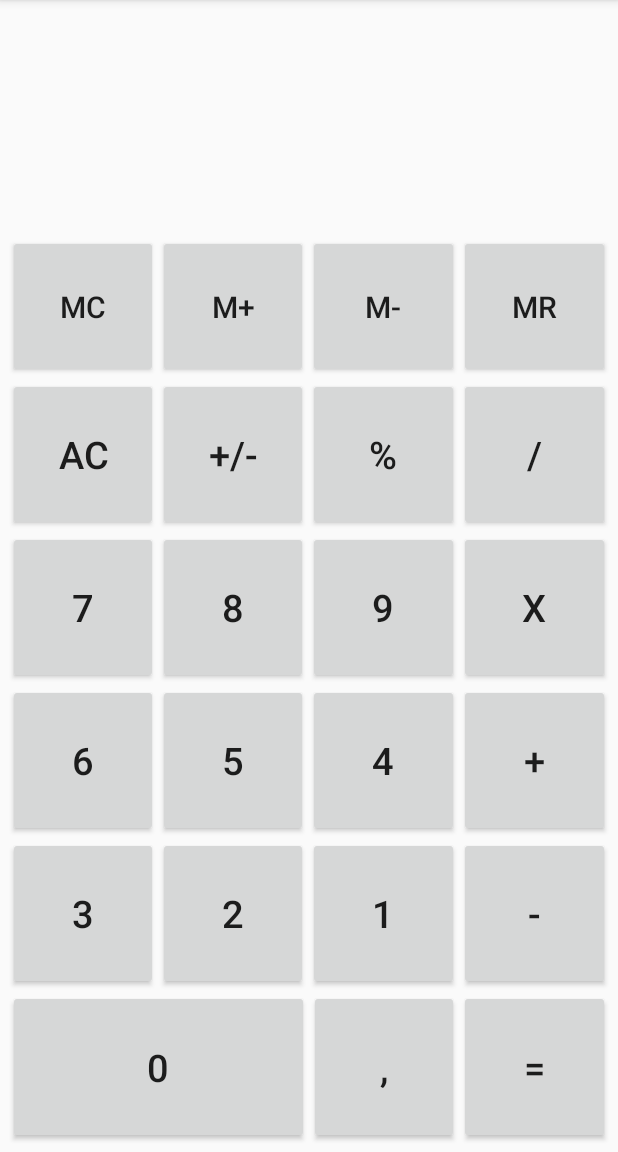
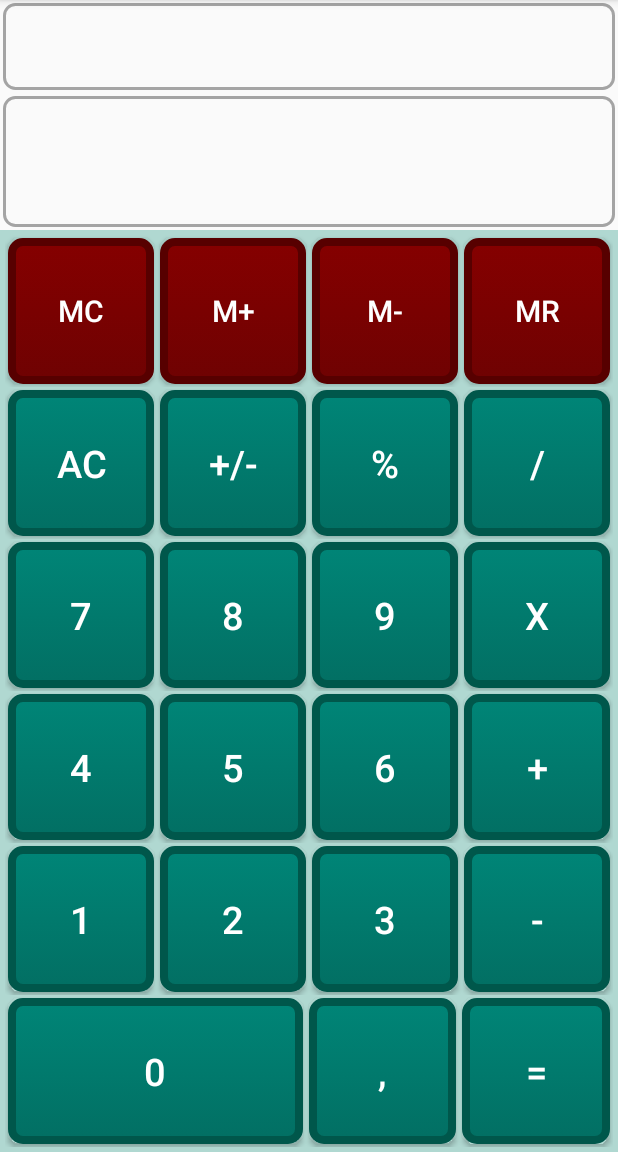
Before and after one commit to gabrielrevilla/proyecto_calculadora, an Android app: the screen it shows after launch (MainActivity), on a phone screen of 412 x 824 dp, the part 84-1236 px from its top. Run offline under Robolectric (Android 15) with nearby library versions, the phone set to English and light mode, and no system bars.

Commit message:
Cambios interfáz - GABI

```diff
--- a/app/src/main/java/com/azhex/calcuadora/MainActivity.java
+++ b/app/src/main/java/com/azhex/calcuadora/MainActivity.java
@@ -73,7 +73,7 @@ public class MainActivity extends AppCompatActivity {
     public void escribirNumero(View view) {
         switch (view.getId()){
             case R.id.button_cero:
-                if (!numeroIntroducido_caja.getText().toString().matches("")){
+                if (!numeroIntroducido_caja.getText().toString().equals("")){
                     numeroIntroducido_caja.append("0");
                 }
                 break;
--- /dev/null
+++ b/app/src/main/res/drawable/bg_botones.xml
@@ -0,0 +1,8 @@
+<?xml version="1.0" encoding="utf-8"?>
+<selector xmlns:android="http://schemas.android.com/apk/res/android">
+    <item>
+        <shape android:shape="rectangle">
+            <solid android:color="@color/bg_botones"/>
+        </shape>
+    </item>
+</selector>
--- /dev/null
+++ b/app/src/main/res/drawable/botones_calculadora_memoria_style.xml
@@ -0,0 +1,21 @@
+<?xml version="1.0" encoding="utf-8"?>
+<selector xmlns:android="http://schemas.android.com/apk/res/android">
+    <item android:state_enabled="true">
+        <shape android:shape="rectangle">
+            <corners android:radius="7dp"/>
+            <solid android:color="@color/btnCalcMemoria"/>
+            <stroke android:color="@color/btnCalcMemoriaBorder" android:width="5dp"/>
+            <gradient android:angle="270" android:startColor="@color/btnCalcMemoria" android:endColor="@color/btnCalcMemoriaEnd"/>
+        </shape>
+    </item>
+
+    <item android:state_hovered="true" >
+        <shape android:shape="rectangle">
+            <corners android:radius="7dp"/>
+            <solid android:color="@color/btnHoveredCalcMemoria"/>
+            <stroke android:color="@color/btnHoveredCalcMemoriaBorder" android:width="5dp"/>
+            <gradient android:angle="270" android:startColor="@color/btnHoveredCalcMemoria" android:endColor="@color/btnHoveredCalcMemoriaEnd"/>
+        </shape>
+    </item>
+
+</selector>
--- a/app/src/main/res/drawable/botones_calculadora_style.xml
+++ b/app/src/main/res/drawable/botones_calculadora_style.xml
@@ -1,11 +1,21 @@
 <?xml version="1.0" encoding="utf-8"?>
 <selector xmlns:android="http://schemas.android.com/apk/res/android">
-    <item>
+    <item android:state_enabled="true">
         <shape android:shape="rectangle">
-            <corners android:radius="7dp"></corners>
-            <solid android:color="@color/colorPrimary"></solid>
-            <stroke android:color="@color/colorPrimaryDark" android:width="5dp"></stroke>
-            <gradient android:angle="270" android:startColor="@color/colorPrimary" android:endColor="@color/colorPrimaryDark"></gradient>
+            <corners android:radius="7dp"/>
+            <solid android:color="@color/btnCalc"/>
+            <stroke android:color="@color/btnCalcBorder" android:width="5dp"/>
+            <gradient android:angle="270" android:startColor="@color/btnCalc" android:endColor="@color/btnCalcEnd"/>
         </shape>
     </item>
+
+    <item android:state_hovered="true" >
+        <shape android:shape="rectangle">
+            <corners android:radius="7dp"/>
+            <solid android:color="@color/btnHoveredCalc"/>
+            <stroke android:color="@color/btnHoveredCalcBorder" android:width="5dp"/>
+            <gradient android:angle="270" android:startColor="@color/btnHoveredCalc" android:endColor="@color/btnHoveredCalcEnd"/>
+        </shape>
+    </item>
+
 </selector>
--- /dev/null
+++ b/app/src/main/res/drawable/in_display_numeros.xml
@@ -0,0 +1,9 @@
+<?xml version="1.0" encoding="utf-8"?>
+<selector xmlns:android="http://schemas.android.com/apk/res/android">
+    <item>
+        <shape android:shape="rectangle">
+            <stroke android:width="2dp" android:color="@color/greyBackground"/>
+            <corners android:radius="7dp"/>
+        </shape>
+    </item>
+</selector>
--- a/app/src/main/res/layout/activity_main.xml
+++ b/app/src/main/res/layout/activity_main.xml
@@ -5,7 +5,7 @@
     android:layout_width="match_parent"
     android:layout_height="match_parent"
     android:orientation="vertical"
-    android:padding="5dp"
+    android:padding="0dp"
     android:weightSum="100"
     tools:context=".MainActivity">
 
@@ -22,6 +22,7 @@
             android:layout_height="0dp"
             android:layout_weight="40"
             android:textAlignment="textEnd"
+            style="@style/inDispNumeros"
             android:maxLines="1"
             android:textSize="25dp" />
 
@@ -29,7 +30,8 @@
             android:layout_width="match_parent"
             android:layout_weight="60"
             android:layout_height="0dp"
-            android:orientation="horizontal">
+            android:orientation="horizontal"
+            style="@style/inDispNumeros">
             <TextView
                 android:id="@+id/simboloMemodia"
                 android:layout_width="0dp"
@@ -56,7 +58,8 @@
         android:layout_width="match_parent"
         android:layout_height="0dp"
         android:layout_weight="80"
-        android:collapseColumns="true">
+        android:collapseColumns="true"
+        style="@style/bgBotonesCalc">
 
         <TableRow
             android:layout_width="match_parent"
@@ -64,31 +67,31 @@
             android:layout_weight="1">
 
             <Button
-                android:onClick="borrarMemoria"
                 android:id="@+id/btnCalcMc"
                 style="@style/calcBtnMemoria"
                 android:layout_weight="1"
+                android:onClick="borrarMemoria"
                 android:text="MC" />
 
             <Button
-                android:onClick="sumarMemoria"
                 android:id="@+id/btnCalcMplus"
                 style="@style/calcBtnMemoria"
                 android:layout_weight="1"
+                android:onClick="sumarMemoria"
                 android:text="M+" />
 
             <Button
-                android:onClick="restarMemoria"
                 android:id="@+id/btnCalcMminus"
                 style="@style/calcBtnMemoria"
                 android:layout_weight="1"
+                android:onClick="restarMemoria"
                 android:text="M-" />
 
             <Button
                 android:id="@+id/btnCalcMr"
-                android:onClick="llamarMemoria"
                 style="@style/calcBtnMemoria"
                 android:layout_weight="1"
+                android:onClick="llamarMemoria"
                 android:text="MR" />
         </TableRow>
 
@@ -99,30 +102,30 @@
 
             <Button
                 android:id="@+id/btnCalcAc"
-                android:onClick="borrarCalculadora"
                 style="@style/calcBtn"
                 android:layout_weight="1"
+                android:onClick="borrarCalculadora"
                 android:text="AC" />
 
             <Button
                 android:id="@+id/btnCalcPlusMinus"
-                android:onClick="cambiarSigno"
                 style="@style/calcBtn"
                 android:layout_weight="1"
+                android:onClick="cambiarSigno"
                 android:text="+/-" />
 
             <Button
                 android:id="@+id/btnCalcPercent"
-                android:onClick="calcularPorcentaje"
                 style="@style/calcBtn"
                 android:layout_weight="1"
+                android:onClick="calcularPorcentaje"
                 android:text="%" />
 
             <Button
                 android:id="@+id/btnCalcDivide"
                 style="@style/calcBtn"
+                android:layout_weight="1"
                 android:onClick="operacionElegida"
-                android:layout_weight="1"
                 android:text="/" />
         </TableRow>
 
@@ -134,29 +137,29 @@
             <Button
                 android:id="@+id/btnCalc7"
                 style="@style/calcBtn"
+                android:layout_weight="1"
                 android:onClick="escribirNumero"
-                android:layout_weight="1"
                 android:text="7" />
 
             <Button
                 android:id="@+id/btnCalc8"
                 style="@style/calcBtn"
+                android:layout_weight="1"
                 android:onClick="escribirNumero"
-                android:layout_weight="1"
                 android:text="8" />
 
             <Button
                 android:id="@+id/btnCalc9"
                 style="@style/calcBtn"
+                android:layout_weight="1"
                 android:onClick="escribirNumero"
-                android:layout_weight="1"
                 android:text="9" />
 
             <Button
                 android:id="@+id/btnCalcMultiply"
                 style="@style/calcBtn"
+                android:layout_weight="1"
                 android:onClick="operacionElegida"
-                android:layout_weight="1"
                 android:text="X" />
         </TableRow>
 
@@ -166,31 +169,31 @@
             android:layout_weight="1">
 
             <Button
-                android:id="@+id/btnCalc6"
+                android:id="@+id/btnCalc4"
                 style="@style/calcBtn"
+                android:layout_weight="1"
                 android:onClick="escribirNumero"
-                android:layout_weight="1"
-                android:text="6" />
+                android:text="4" />
 
             <Button
                 android:id="@+id/btnCalc5"
                 style="@style/calcBtn"
+                android:layout_weight="1"
                 android:onClick="escribirNumero"
-                android:layout_weight="1"
                 android:text="5" />
 
             <Button
-                android:id="@+id/btnCalc4"
+                android:id="@+id/btnCalc6"
                 style="@style/calcBtn"
+                android:layout_weight="1"
                 android:onClick="escribirNumero"
-                android:layout_weight="1"
-                android:text="4" />
+                android:text="6" />
 
             <Button
                 android:id="@+id/btnCalcPlus"
                 style="@style/calcBtn"
+                android:layout_weight="1"
                 android:onClick="operacionElegida"
-                android:layout_weight="1"
                 android:text="+" />
         </TableRow>
 
@@ -200,31 +203,31 @@
             android:layout_weight="1">
 
             <Button
-                android:id="@+id/btnCalc3"
+                android:id="@+id/btnCalc1"
                 style="@style/calcBtn"
+                android:layout_weight="1"
                 android:onClick="escribirNumero"
-                android:layout_weight="1"
-                android:text="3" />
+                android:text="1" />
 
             <Button
                 android:id="@+id/btnCalc2"
                 style="@style/calcBtn"
+                android:layout_weight="1"
                 android:onClick="escribirNumero"
-                android:layout_weight="1"
                 android:text="2" />
 
             <Button
-                android:id="@+id/btnCalc1"
+                android:id="@+id/btnCalc3"
                 style="@style/calcBtn"
+                android:layout_weight="1"
                 android:onClick="escribirNumero"
-                android:layout_weight="1"
-                android:text="1" />
+                android:text="3" />
 
             <Button
                 android:id="@+id/btnCalcMinus"
                 style="@style/calcBtn"
+                android:layout_weight="1"
                 android:onClick="operacionElegida"
-                android:layout_weight="1"
                 android:text="-" />
         </TableRow>
 
@@ -237,8 +240,8 @@
             <Button
                 android:id="@+id/button_cero"
                 style="@style/calcBtn"
+                android:layout_weight="2"
                 android:onClick="escribirNumero"
-                android:layout_weight="2"
                 android:text="0" />
 
             <Button
@@ -250,8 +253,8 @@
             <Button
                 android:id="@+id/button_igual"
                 style="@style/calcBtn"
+                android:layout_weight="1"
                 android:onClick="pulsarBotonIgual"
-                android:layout_weight="1"
                 android:text="=" />
         </TableRow>
     </TableLayout>
--- a/app/src/main/res/mipmap-anydpi-v26/ic_launcher.xml
+++ b/app/src/main/res/mipmap-anydpi-v26/ic_launcher.xml
@@ -1,5 +1,4 @@
 <?xml version="1.0" encoding="utf-8"?>
 <adaptive-icon xmlns:android="http://schemas.android.com/apk/res/android">
-    <background android:drawable="@color/grey_background"/>
     <foreground android:drawable="@mipmap/ic_launcher_foreground"/>
 </adaptive-icon>
--- a/app/src/main/res/mipmap-anydpi-v26/ic_launcher_round.xml
+++ b/app/src/main/res/mipmap-anydpi-v26/ic_launcher_round.xml
@@ -1,5 +1,4 @@
 <?xml version="1.0" encoding="utf-8"?>
 <adaptive-icon xmlns:android="http://schemas.android.com/apk/res/android">
-    <background android:drawable="@color/grey_background"/>
     <foreground android:drawable="@mipmap/ic_launcher_foreground"/>
 </adaptive-icon>
--- a/app/src/main/res/values/colors.xml
+++ b/app/src/main/res/values/colors.xml
@@ -3,4 +3,21 @@
     <color name="colorPrimary">#008577</color>
     <color name="colorPrimaryDark">#00574B</color>
     <color name="colorAccent">#D81B60</color>
+    <color name="greyBackground">#a4a4a4</color>
+
+    <color name="bg_botones">#B0D8D1</color>
+
+    <color name="btnCalc">#008577</color>
+    <color name="btnCalcEnd">#026F63</color>
+    <color name="btnCalcBorder">#00574B</color>
+    <color name="btnHoveredCalc">#036D3B</color>
+    <color name="btnHoveredCalcEnd">#075F36</color>
+    <color name="btnHoveredCalcBorder">#024B29</color>
+
+    <color name="btnCalcMemoria">#850000</color>
+    <color name="btnCalcMemoriaEnd">#6F0202</color>
+    <color name="btnCalcMemoriaBorder">#570000</color>
+    <color name="btnHoveredCalcMemoria">#6D0303</color>
+    <color name="btnHoveredCalcMemoriaEnd">#5F0707</color>
+    <color name="btnHoveredCalcMemoriaBorder">#4B0202</color>
 </resources>
--- a/app/src/main/res/values/grey_background.xml
+++ /dev/null
@@ -1,4 +0,0 @@
-<?xml version="1.0" encoding="utf-8"?>
-<resources>
-    <color name="grey_background">#F9F9E9</color>
-</resources>
--- a/app/src/main/res/values/styles.xml
+++ b/app/src/main/res/values/styles.xml
@@ -11,15 +11,30 @@
     <style name="calcBtnMemoria">
         <item name="android:layout_width">0dp</item>
         <item name="android:layout_height">match_parent</item>
+        <item name="android:background">@drawable/botones_calculadora_memoria_style</item>
         <item name="android:textSize">20dp</item>
+        <item name="android:layout_margin">2dp</item>
+        <item name="android:textColor">#fff</item>
     </style>
 
     <style name="calcBtn">
         <item name="android:layout_width">0dp</item>
         <item name="android:layout_height">match_parent</item>
-        <item name="android:drawable">@drawable/botones_calculadora_style</item>
+        <item name="android:background">@drawable/botones_calculadora_style</item>
         <item name="android:textSize">25dp</item>
-        <item name="android:onClick"></item>
+        <item name="android:layout_margin">2dp</item>
+        <item name="android:textColor">#fff</item>
+    </style>
+
+    <style name="inDispNumeros">
+        <item name="android:background">@drawable/in_display_numeros</item>
+        <item name="android:layout_margin">2dp</item>
+        <item name="android:padding">3dp</item>
+    </style>
+
+    <style name="bgBotonesCalc">
+        <item name="android:padding">3dp</item>
+        <item name="android:background">@drawable/bg_botones</item>
     </style>
 
 </resources>
```
